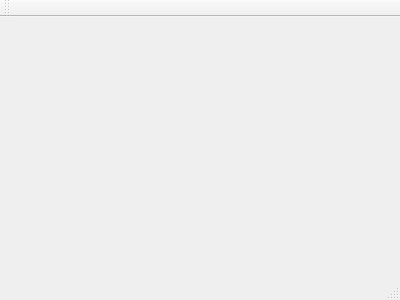
The window that mainwindow.ui (gumikola/rental_app) describes before a commit, drawn with Qt 5.
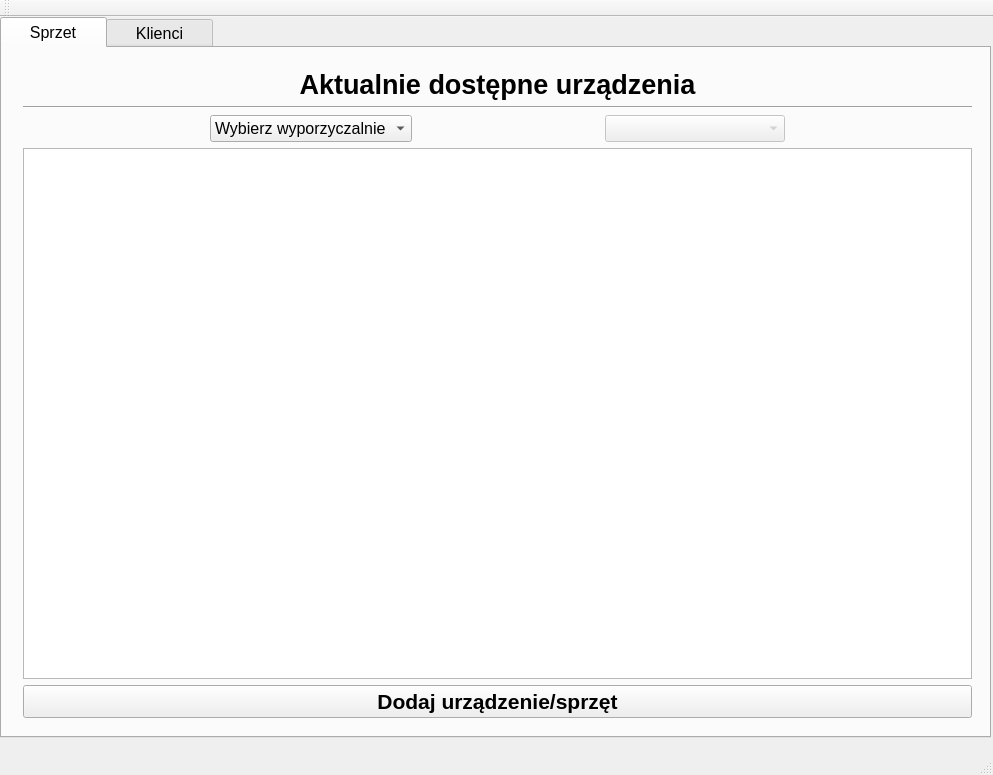
The same window after the commit. The open tabs and pages were chosen to show the change.

Commit message: Added equipments tab, added window for adding equipment, right mouse click on equipments tabe menu added with empty slots

The edit to the form file:
```diff
--- a/mainwindow.ui
+++ b/mainwindow.ui
@@ -1,24 +1,246 @@
 <ui version="4.0">
  <class>MainWindow</class>
- <widget class="QMainWindow" name="MainWindow" >
-  <property name="geometry" >
+ <widget class="QMainWindow" name="MainWindow">
+  <property name="geometry">
    <rect>
     <x>0</x>
     <y>0</y>
-    <width>400</width>
-    <height>300</height>
+    <width>993</width>
+    <height>775</height>
    </rect>
   </property>
   <property name="windowTitle" >
    <string>MainWindow</string>
   </property>
-  <widget class="QMenuBar" name="menuBar" />
-  <widget class="QToolBar" name="mainToolBar" />
-  <widget class="QWidget" name="centralWidget" />
-  <widget class="QStatusBar" name="statusBar" />
+  <widget class="QWidget" name="centralWidget">
+   <widget class="QTabWidget" name="Rental">
+    <property name="geometry">
+     <rect>
+      <x>0</x>
+      <y>0</y>
+      <width>991</width>
+      <height>721</height>
+     </rect>
+    </property>
+    <property name="font">
+     <font>
+      <family>Arial</family>
+      <pointsize>12</pointsize>
+     </font>
+    </property>
+    <property name="currentIndex">
+     <number>1</number>
+    </property>
+    <widget class="QWidget" name="equipment">
+     <attribute name="title">
+      <string>    Sprzet    </string>
+     </attribute>
+     <widget class="QWidget" name="verticalLayoutWidget">
+      <property name="geometry">
+       <rect>
+        <x>10</x>
+        <y>10</y>
+        <width>971</width>
+        <height>671</height>
+       </rect>
+      </property>
+      <layout class="QVBoxLayout" name="verticalLayout">
+       <item>
+        <widget class="QLabel" name="label_4">
+         <property name="font">
+          <font>
+           <family>Arial</family>
+           <pointsize>20</pointsize>
+           <weight>75</weight>
+           <bold>true</bold>
+          </font>
+         </property>
+         <property name="text">
+          <string>Aktualnie dostępne urządzenia</string>
+         </property>
+         <property name="alignment">
+          <set>Qt::AlignCenter</set>
+         </property>
+        </widget>
+       </item>
+       <item>
+        <widget class="Line" name="line">
+         <property name="orientation">
+          <enum>Qt::Horizontal</enum>
+         </property>
+        </widget>
+       </item>
+       <item>
+        <layout class="QHBoxLayout" name="horizontalLayout">
+         <item>
+          <widget class="QLabel" name="label_2">
+           <property name="text">
+            <string/>
+           </property>
+          </widget>
+         </item>
+         <item>
+          <widget class="QComboBox" name="equipmentRentalBox">
+           <property name="font">
+            <font>
+             <family>Arial</family>
+            </font>
+           </property>
+           <item>
+            <property name="text">
+             <string>Wybierz wyporzyczalnie</string>
+            </property>
+           </item>
+           <item>
+            <property name="text">
+             <string>wyporzyczalnia 1</string>
+            </property>
+           </item>
+           <item>
+            <property name="text">
+             <string>wyporzyczalnia 2</string>
+            </property>
+           </item>
+          </widget>
+         </item>
+         <item>
+          <widget class="QLabel" name="label">
+           <property name="text">
+            <string>             </string>
+           </property>
+          </widget>
+         </item>
+         <item>
+          <widget class="QComboBox" name="equipmentType">
+           <property name="enabled">
+            <bool>false</bool>
+           </property>
+           <property name="font">
+            <font>
+             <family>Arial</family>
+            </font>
+           </property>
+          </widget>
+         </item>
+         <item>
+          <widget class="QLabel" name="label_3">
+           <property name="text">
+            <string/>
+           </property>
+          </widget>
+         </item>
+        </layout>
+       </item>
+       <item>
+        <widget class="QTableWidget" name="equipmentTable"/>
+       </item>
+       <item>
+        <widget class="QPushButton" name="equipmentTabAddButton">
+         <property name="font">
+          <font>
+           <family>Arial</family>
+           <pointsize>16</pointsize>
+           <weight>75</weight>
+           <bold>true</bold>
+          </font>
+         </property>
+         <property name="text">
+          <string>Dodaj urządzenie/sprzęt</string>
+         </property>
+        </widget>
+       </item>
+      </layout>
+     </widget>
+    </widget>
+    <widget class="QWidget" name="Clients">
+     <property name="font">
+      <font>
+       <family>Arial</family>
+       <pointsize>12</pointsize>
+      </font>
+     </property>
+     <attribute name="title">
+      <string>    Klienci    </string>
+     </attribute>
+     <widget class="QWidget" name="verticalLayoutWidget_2">
+      <property name="geometry">
+       <rect>
+        <x>10</x>
+        <y>10</y>
+        <width>961</width>
+        <height>671</height>
+       </rect>
+      </property>
+      <layout class="QVBoxLayout" name="verticalLayout_2">
+       <item>
+        <widget class="QLabel" name="label_5">
+         <property name="font">
+          <font>
+           <family>Arial</family>
+           <pointsize>20</pointsize>
+           <weight>75</weight>
+           <bold>true</bold>
+          </font>
+         </property>
+         <property name="text">
+          <string>Lista kientow</string>
+         </property>
+         <property name="alignment">
+          <set>Qt::AlignCenter</set>
+         </property>
+        </widget>
+       </item>
+       <item>
+        <widget class="Line" name="line_2">
+         <property name="orientation">
+          <enum>Qt::Horizontal</enum>
+         </property>
+        </widget>
+       </item>
+       <item>
+        <widget class="QTableWidget" name="equipmentTable_2"/>
+       </item>
+       <item>
+        <widget class="QPushButton" name="equipmentTabAddButton_2">
+         <property name="font">
+          <font>
+           <family>Arial</family>
+           <pointsize>16</pointsize>
+           <weight>75</weight>
+           <bold>true</bold>
+          </font>
+         </property>
+         <property name="text">
+          <string>Dodaj nowego klienta</string>
+         </property>
+        </widget>
+       </item>
+      </layout>
+     </widget>
+    </widget>
+   </widget>
+  </widget>
+  <widget class="QMenuBar" name="menuBar">
+   <property name="geometry">
+    <rect>
+     <x>0</x>
+     <y>0</y>
+     <width>993</width>
+     <height>21</height>
+    </rect>
+   </property>
+  </widget>
+  <widget class="QToolBar" name="mainToolBar">
+   <attribute name="toolBarArea">
+    <enum>TopToolBarArea</enum>
+   </attribute>
+   <attribute name="toolBarBreak">
+    <bool>false</bool>
+   </attribute>
+  </widget>
+  <widget class="QStatusBar" name="statusBar"/>
  </widget>
- <layoutDefault spacing="6" margin="11" />
- <pixmapfunction></pixmapfunction>
+ <layoutdefault spacing="6" margin="11"/>
  <resources/>
  <connections/>
 </ui>
```
Left out of the diff: 3 changed lines with no effect on the pictures. The commit also changes 16 other files.
